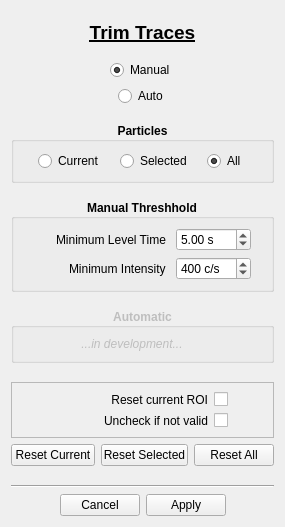
Old version of the form resources/ui/quick_roi_dialog.ui in the repository BioPhysicsUP/Full_SMS.
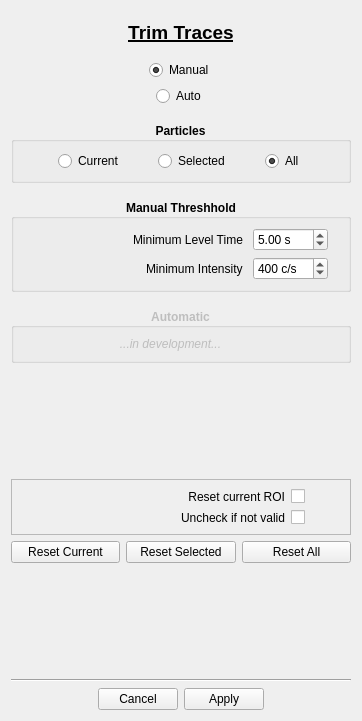
New version of the form.

Diff of the .ui file:
```diff
--- a/resources/ui/quick_roi_dialog.ui
+++ b/resources/ui/quick_roi_dialog.ui
@@ -9,8 +9,8 @@
    <rect>
     <x>0</x>
     <y>0</y>
-    <width>285</width>
-    <height>527</height>
+    <width>362</width>
+    <height>721</height>
    </rect>
   </property>
   <property name="sizePolicy">
@@ -27,8 +27,8 @@
   </property>
   <property name="maximumSize">
    <size>
-    <width>285</width>
-    <height>527</height>
+    <width>362</width>
+    <height>721</height>
    </size>
   </property>
   <property name="windowTitle">
```
